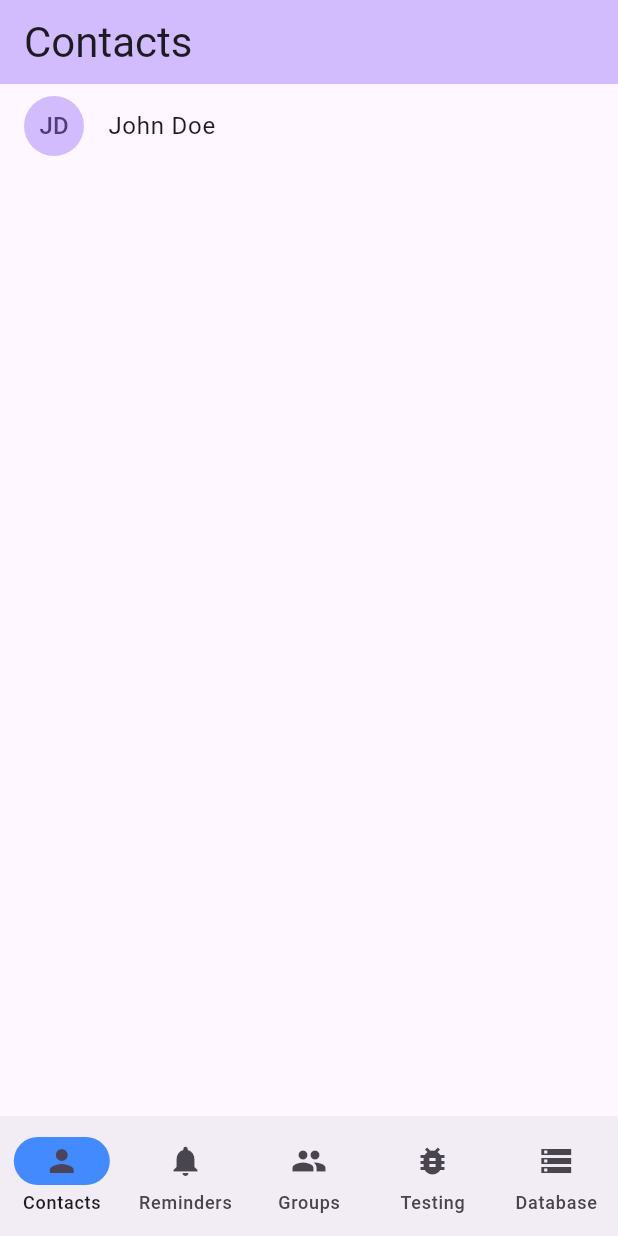
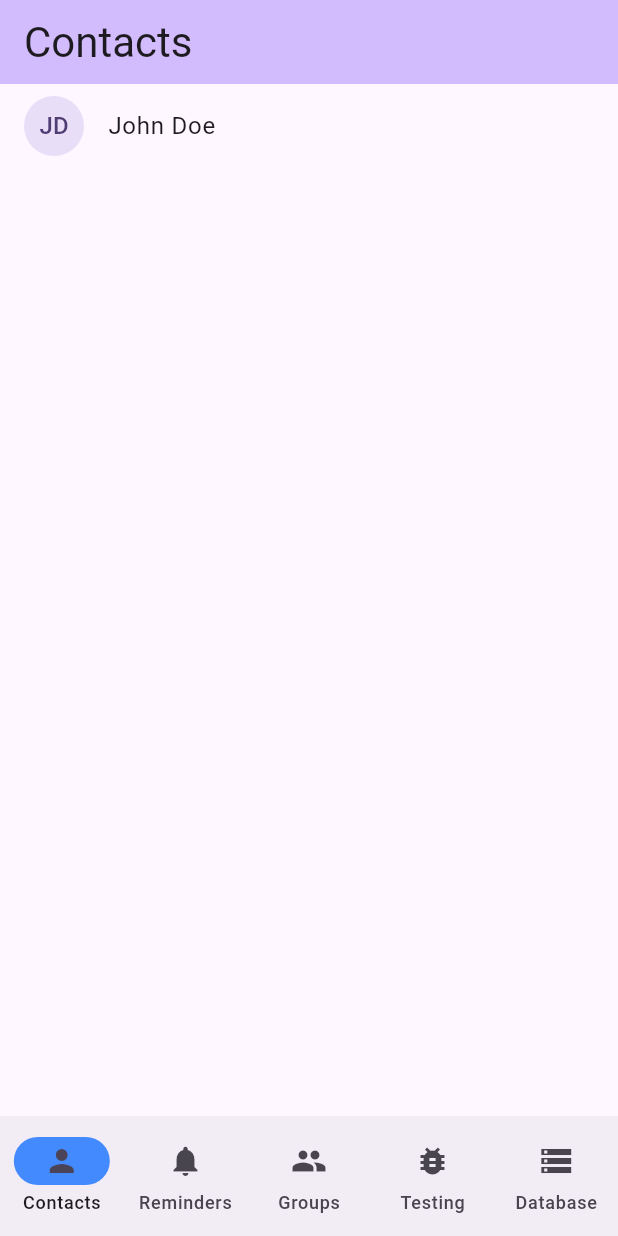
Before and after one commit to RaySandhu/FriendlyReminders, a Flutter app: the screen it shows after launch, on a phone screen of 412 x 824 dp. Run offline on Flutter 3.47's test engine with Material 3 defaults, Android fonts, the phone set to English and light mode, and no system bars.

Commit message:
Making contact card dynamic

```diff
--- a/lib/screens/ContactScreen.dart
+++ b/lib/screens/ContactScreen.dart
@@ -20,7 +20,7 @@ class _ContactsScreenState extends State<ContactsScreen> {
         body: const SafeArea(
           child: Center(
               child: Column(
-            children: [ContactCard()],
+            children: [ContactCard(fname: "John", lname: "Doe")],
           )),
         ));
   }
--- a/lib/widgets/ContactCard.dart
+++ b/lib/widgets/ContactCard.dart
@@ -1,16 +1,18 @@
 import 'package:flutter/material.dart';
 
 class ContactCard extends StatelessWidget {
-  const ContactCard({super.key});
+  const ContactCard({super.key, required this.fname, required this.lname});
+  final String fname;
+  final String lname;
 
   @override
   Widget build(BuildContext context) {
     return ListTile(
       leading: CircleAvatar(
-        backgroundColor: Theme.of(context).colorScheme.inversePrimary,
-        child: const Text('JD'),
+        backgroundColor: Theme.of(context).colorScheme.secondaryContainer,
+        child: Text('${fname[0]}${lname[0]}'),
       ),
-      title: Text('John Doe'),
+      title: Text('${fname} ${lname}'),
       onTap: () => print("Clicked"),
     );
   }
```
